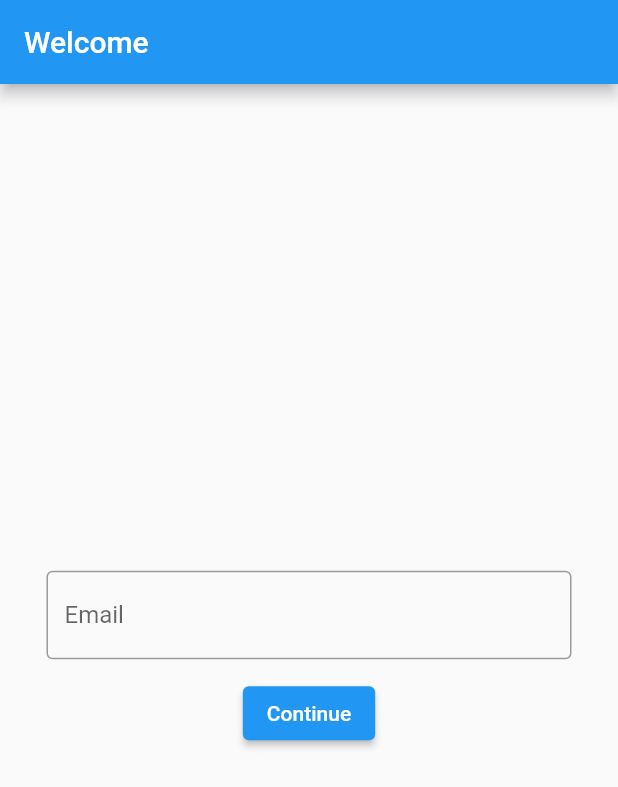
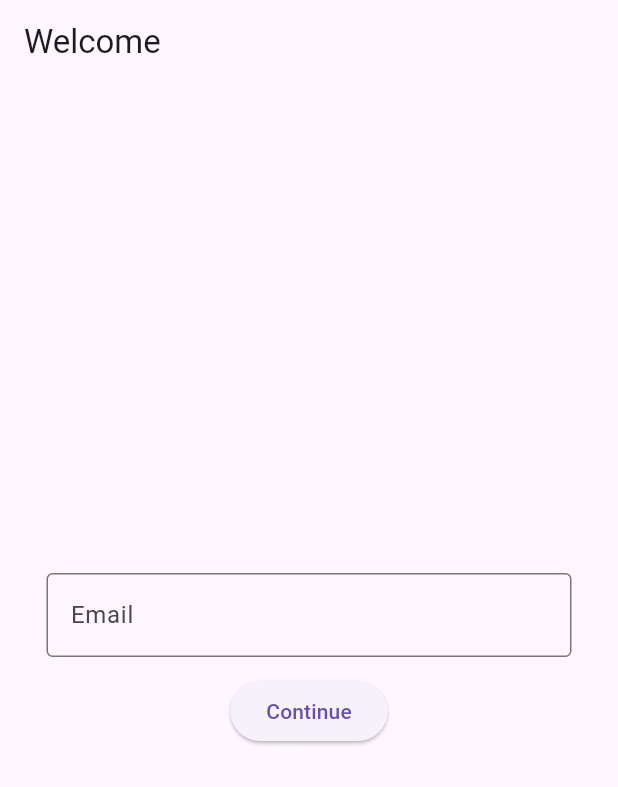
Before and after one commit to kontentbuzdygan/event-app-frontend, a Flutter app: the screen it shows after launch, on a phone screen of 412 x 824 dp. Shown: the top 787 px of the screen. Run offline on Flutter 3.47's test engine with Material 2 defaults, Android fonts, the phone set to English and light mode, and no system bars; our stand-ins replace flutter_dotenv, flutter_form_builder, flutter_secure_storage, fluttertoast, form_builder_validators, form_validator and 1 more; generated files the repository leaves out were written again; statements that could not run were skipped.

Commit message:
Set useMaterial3: true and add darkTheme ThemeData

```diff
--- a/lib/main.dart
+++ b/lib/main.dart
@@ -71,6 +71,8 @@ class App extends StatelessWidget {
       ],
       child: MaterialApp.router(
         routerConfig: _router,
+        theme: ThemeData(useMaterial3: true),
+        darkTheme: ThemeData.dark(useMaterial3: true),
         title: "Event App",
         localizationsDelegates: AppLocalizations.localizationsDelegates,
         supportedLocales: AppLocalizations.supportedLocales,
```
